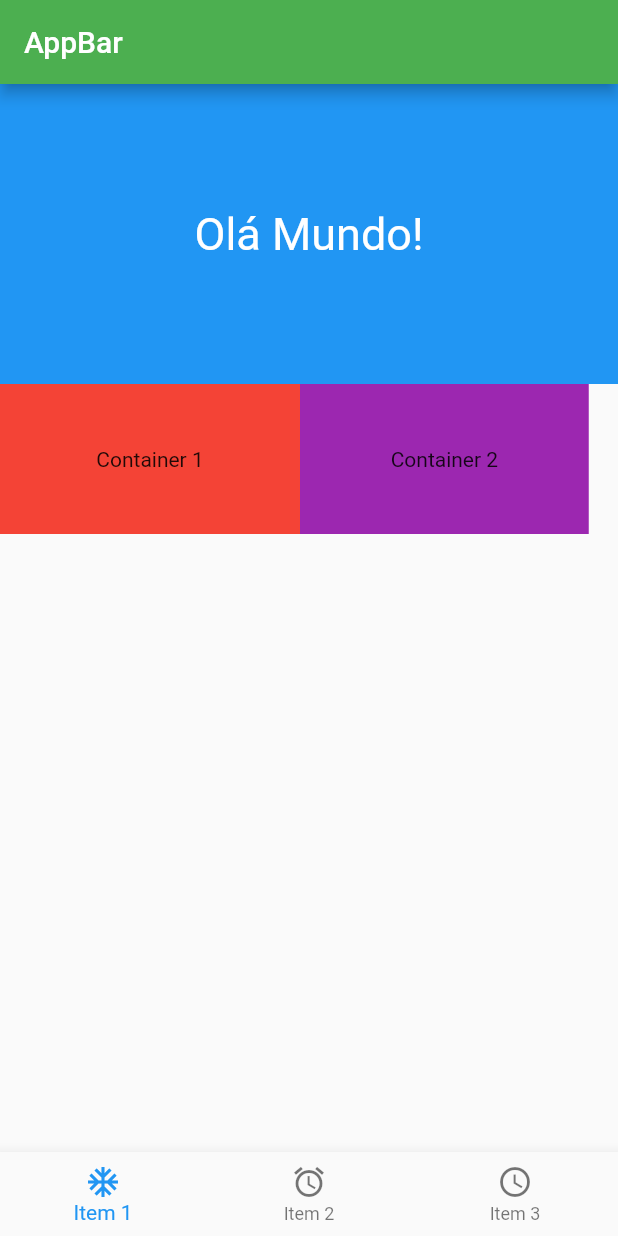
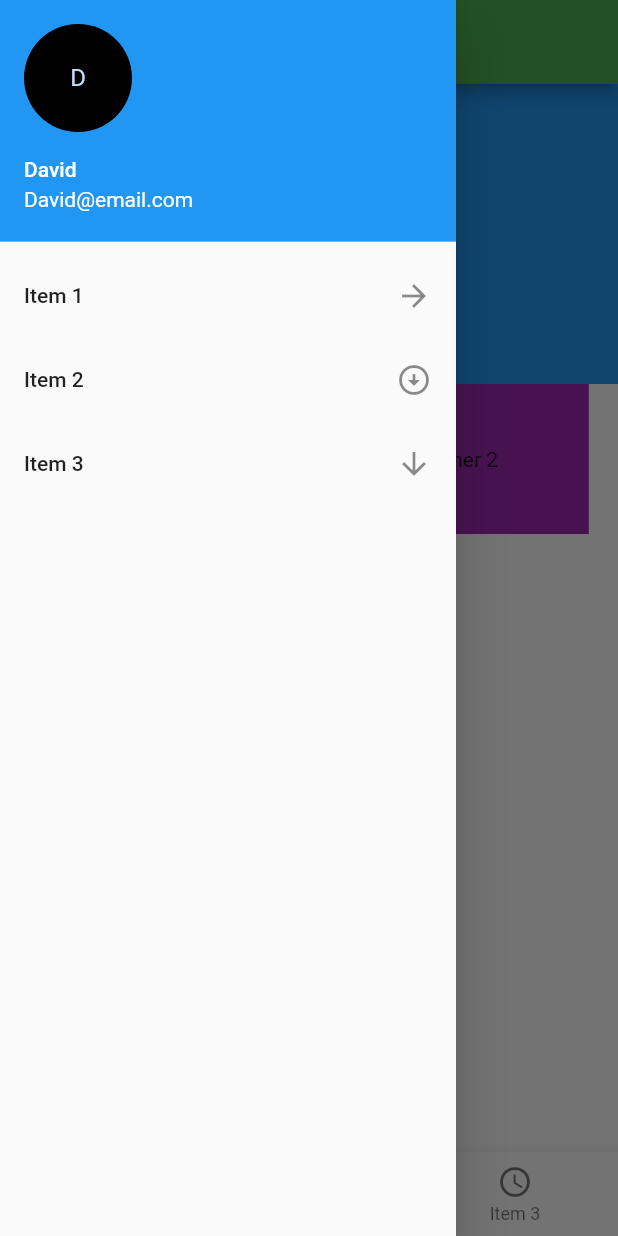
Before and after one commit to davidfffelix/flutter, a Flutter app: the screen it shows after launch, with the side drawer open (before the commit the screen has no drawer), on a phone screen of 412 x 824 dp. Run offline on Flutter 3.47's test engine with Material 2 defaults, Android fonts, the phone set to English and light mode, and no system bars.

```diff
--- a/lib/pages/home_page.dart
+++ b/lib/pages/home_page.dart
@@ -19,6 +19,75 @@ class _HomePageState extends State<HomePage> {
     return Scaffold(
       appBar: AppBar(
         title: const Text('AppBar'),
+      ),
+      drawer: Drawer(
+        child: ListView(
+          children: [
+            const UserAccountsDrawerHeader(
+              currentAccountPicture: CircleAvatar(
+                backgroundColor: Colors.black,
+                child: Text('D'),
+              ),
+              accountName: Text(
+                'David',
+              ),
+              accountEmail: Text(
+                'David@email.com',
+              ),
+            ),
+            ListTile(
+              title: const Text(
+                'Item 1',
+              ),
+              trailing: const Icon(
+                Icons.arrow_forward,
+              ),
+              onTap: () {
+                _pageController.jumpToPage(0);
+                Navigator.pop(context);
+                setState(
+                  () {
+                    indexBottomNavigationBar = 0;
+                  },
+                );
+              },
+            ),
+            ListTile(
+              title: const Text(
+                'Item 2',
+              ),
+              trailing: const Icon(
+                Icons.arrow_circle_down,
+              ),
+              onTap: () {
+                _pageController.jumpToPage(1);
+                Navigator.pop(context);
+                setState(
+                  () {
+                    indexBottomNavigationBar = 1;
+                  },
+                );
+              },
+            ),
+            ListTile(
+              title: const Text(
+                'Item 3',
+              ),
+              trailing: const Icon(
+                Icons.arrow_downward,
+              ),
+              onTap: () {
+                _pageController.jumpToPage(2);
+                Navigator.pop(context);
+                setState(
+                  () {
+                    indexBottomNavigationBar = 2;
+                  },
+                );
+              },
+            ),
+          ],
+        ),
       ),
       body: PageView(
         controller: _pageController,
```
